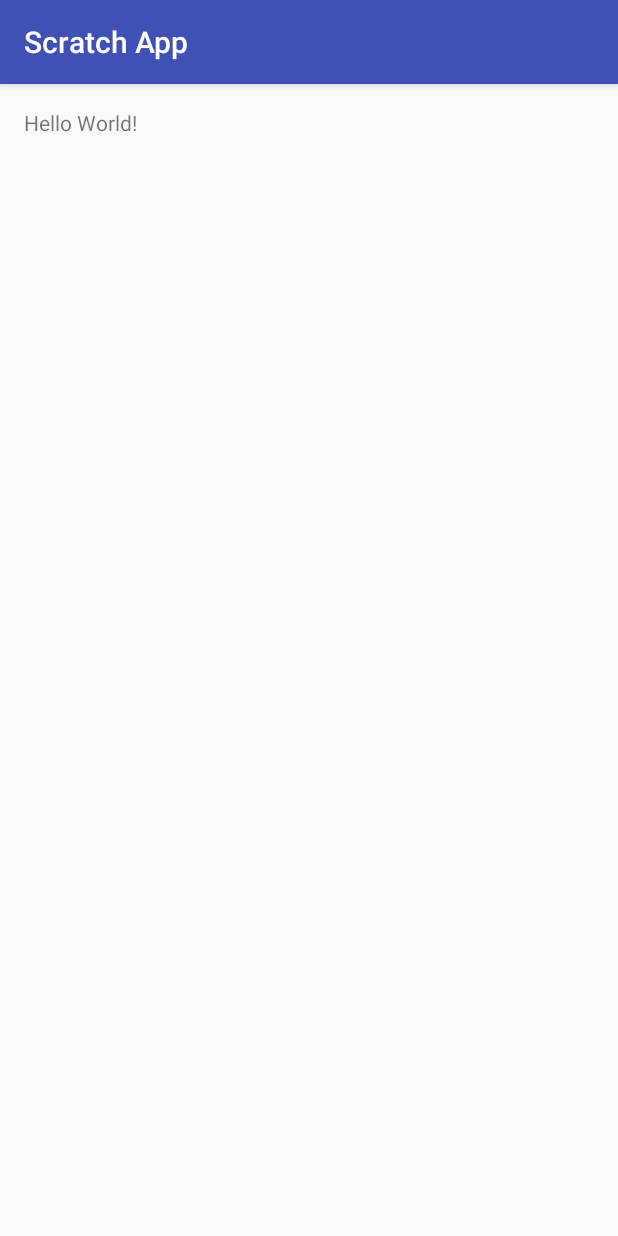
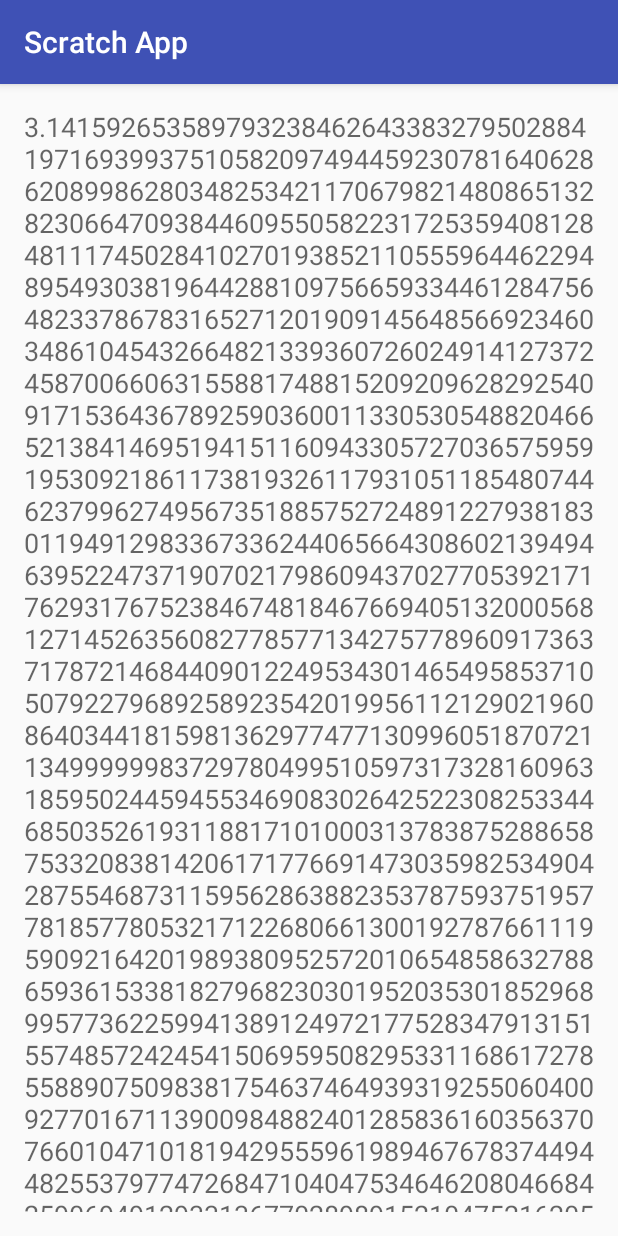
Before and after one commit to alex-fawkes/scroll-pi, an Android app: the screen it shows after launch (MainActivity), on a phone screen of 412 x 824 dp. Run offline under Robolectric (Android 15) with nearby library versions, the phone set to English and light mode, and no system bars.

Commit message:
Implement working prototype of pi calculation
This needs heavy refactoring, but provides a useful foundation. Pi
is calculated to N digits using Java BigDecimal.

```diff
--- a/app/src/main/java/net/ddns/adfawkes/scratchapp/MainActivity.java
+++ b/app/src/main/java/net/ddns/adfawkes/scratchapp/MainActivity.java
@@ -2,12 +2,75 @@ package net.ddns.adfawkes.scratchapp;
 
 import android.support.v7.app.AppCompatActivity;
 import android.os.Bundle;
+import android.text.method.ScrollingMovementMethod;
+import android.view.View;
+import android.widget.TextView;
+
+import java.math.BigDecimal;
+import java.math.MathContext;
+import java.math.RoundingMode;
+import java.text.DecimalFormat;
 
 public class MainActivity extends AppCompatActivity {
+    private final static int N = 3000;
+
+    private MathContext context = new MathContext(N, RoundingMode.HALF_EVEN);
+
+    private BigDecimal big(int n) {
+        return new BigDecimal(n);
+    }
+
+    private BigDecimal bellardAll(BigDecimal n) {
+        return bellard7(n).add(bellard6(n).add(bellard5(n).add(bellard4(n).add(bellard3(n).add(bellard2(n).add(bellard1(n)))))));
+    }
+
+    private BigDecimal bellard1(BigDecimal n) {
+        return big(2).pow(5).divide(big(4).multiply(n).add(big(1)), context).negate();
+    }
+
+    private BigDecimal bellard2(BigDecimal n) {
+        return big(1).divide(big(4).multiply(n).add(big(3)), context).negate();
+    }
+
+    private BigDecimal bellard3(BigDecimal n) {
+        return big(2).pow(8).divide(big(10).multiply(n).add(big(1)), context);
+    }
+
+    private BigDecimal bellard4(BigDecimal n) {
+        return big(2).pow(6).divide(big(10).multiply(n).add(big(3)), context).negate();
+    }
+
+    private BigDecimal bellard5(BigDecimal n) {
+        return big(2).pow(2).divide(big(10).multiply(n).add(big(5)), context).negate();
+    }
+
+    private BigDecimal bellard6(BigDecimal n) {
+        return big(2).pow(2).divide(big(10).multiply(n).add(big(7)), context).negate();
+    }
+
+    private BigDecimal bellard7(BigDecimal n) {
+        return big(1).divide(big(10).multiply(n).add(big(9)), context);
+    }
 
     @Override
     protected void onCreate(Bundle savedInstanceState) {
         super.onCreate(savedInstanceState);
         setContentView(R.layout.activity_main);
+        View view = findViewById(R.id.textView);
+        if (view instanceof TextView) {
+            TextView text = (TextView)view;
+            text.setMovementMethod(new ScrollingMovementMethod());
+
+            BigDecimal pi = big(0);
+            for (int i = 0; i < N; ++i)
+            {
+                BigDecimal n = big(i);
+                BigDecimal t = big(1).negate().pow(n.intValue()).divide(big(2).pow(10).pow(n.intValue()), context);
+                pi = pi.add(t.multiply(bellardAll(n)));
+            }
+            pi = pi.divide(big(2).pow(6), context);
+
+            text.setText(pi.toString());
+        }
     }
 }
--- a/app/src/main/res/layout/activity_main.xml
+++ b/app/src/main/res/layout/activity_main.xml
@@ -12,5 +12,16 @@
     <TextView
         android:layout_width="wrap_content"
         android:layout_height="wrap_content"
-        android:text="Hello World!" />
+        android:textAppearance="?android:attr/textAppearanceMedium"
+        android:text="Medium Text"
+        android:id="@+id/textView"
+        android:layout_alignParentTop="true"
+        android:layout_alignParentLeft="true"
+        android:layout_alignParentStart="true"
+        android:layout_alignParentRight="true"
+        android:layout_alignParentEnd="true"
+        android:gravity="top|left"
+        android:layout_alignParentBottom="true"
+        android:maxLines="@integer/text_view_max_lines"
+        android:scrollIndicators="right" />
 </RelativeLayout>
--- /dev/null
+++ b/app/src/main/res/values/integers.xml
@@ -0,0 +1,4 @@
+<?xml version="1.0" encoding="utf-8"?>
+<resources>
+    <integer name="text_view_max_lines">10000</integer>
+</resources>
```
